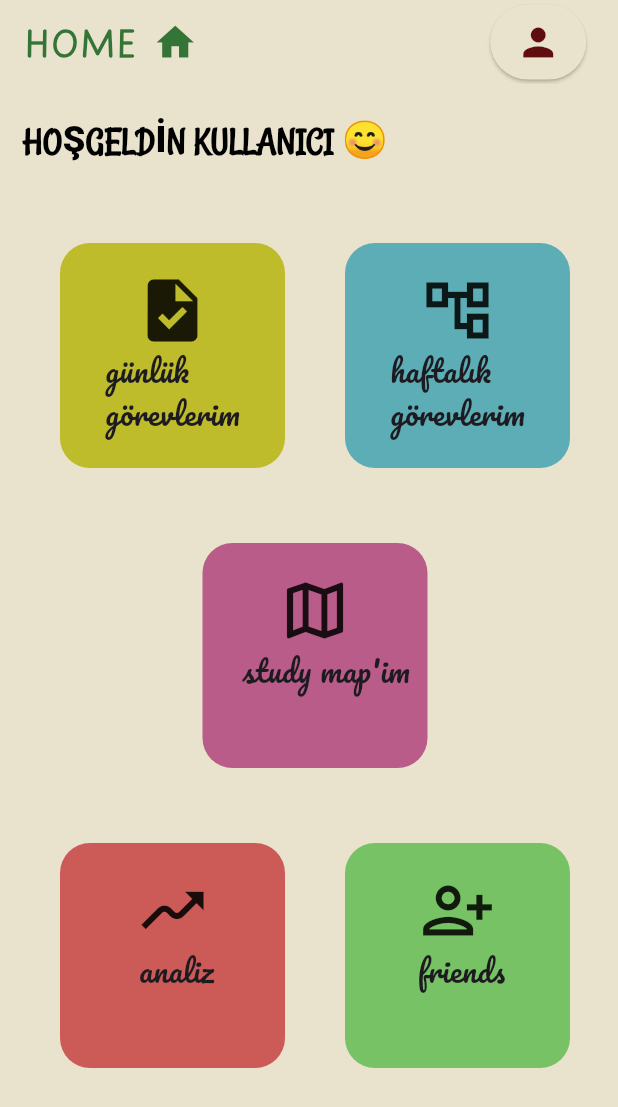
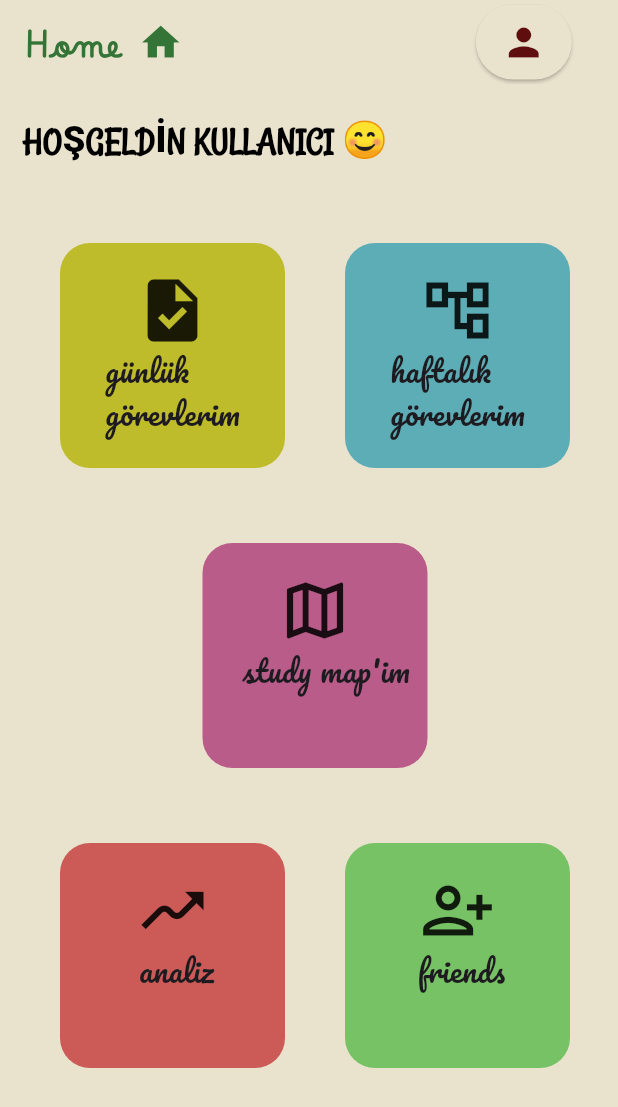
Before and after one commit to semihabahcebasi/StudyMap, a Flutter app: the screen it shows after launch, on a phone screen of 412 x 824 dp. Shown: the top 1107 px of the screen. Run offline on Flutter 3.47's test engine with Material 3 defaults, Android fonts, the light colour scheme and no system bars.

Commit message:
düzenlemeler

```diff
--- a/lib/screens/home_screen.dart
+++ b/lib/screens/home_screen.dart
@@ -18,7 +18,7 @@
         title: Row(
           children: [
             Text(
-              'HOME',
+              'Home',
 
               style: TextStyle(
                 fontFamily: 'Betania',
```
